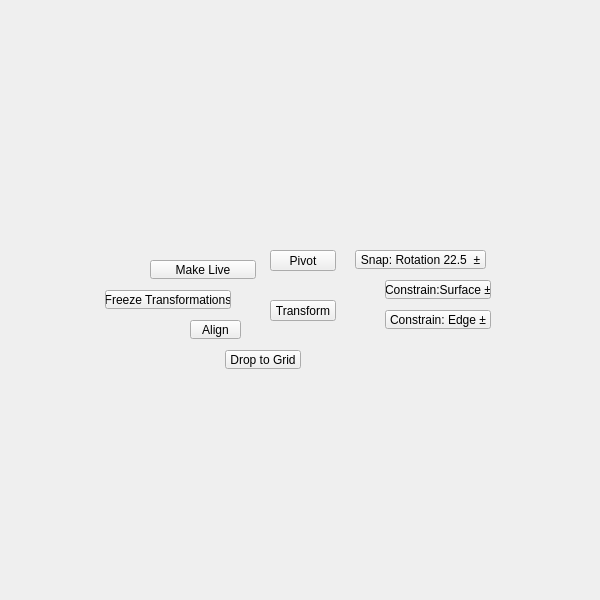
Old version of the form tentacle/ui/uiLevel_2/transform_submenu.ui in the repository m3trik/tentacle.
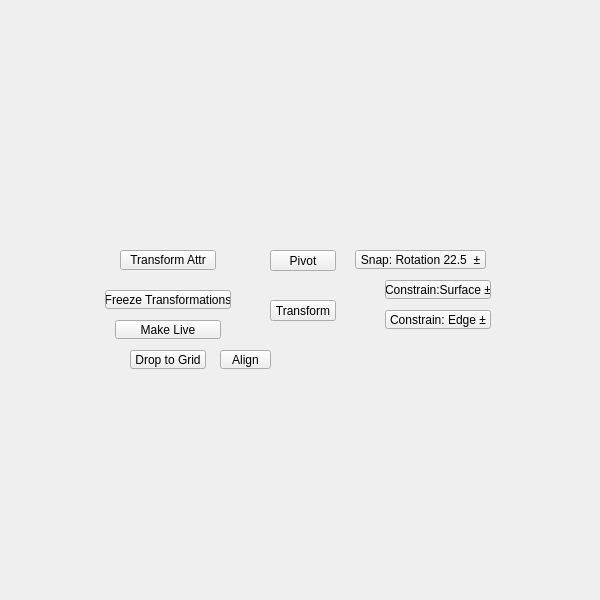
New version of the form. Custom widgets are drawn as their Qt base class.

Diff of the .ui file:
```diff
--- a/tentacle/ui/uiLevel_2/transform_submenu.ui
+++ b/tentacle/ui/uiLevel_2/transform_submenu.ui
@@ -124,7 +124,7 @@
     </property>
     <property name="geometry">
      <rect>
-      <x>225</x>
+      <x>130</x>
       <y>350</y>
       <width>76</width>
       <height>19</height>
@@ -195,8 +195,8 @@
     </property>
     <property name="geometry">
      <rect>
-      <x>150</x>
-      <y>260</y>
+      <x>115</x>
+      <y>320</y>
       <width>106</width>
       <height>19</height>
      </rect>
@@ -269,8 +269,8 @@
     </property>
     <property name="geometry">
      <rect>
-      <x>190</x>
-      <y>320</y>
+      <x>220</x>
+      <y>350</y>
       <width>51</width>
       <height>19</height>
      </rect>
@@ -380,6 +380,83 @@
      <bool>false</bool>
     </property>
    </widget>
+   <widget class="QPushButton" name="b000">
+    <property name="geometry">
+     <rect>
+      <x>120</x>
+      <y>250</y>
+      <width>96</width>
+      <height>20</height>
+     </rect>
+    </property>
+    <property name="minimumSize">
+     <size>
+      <width>0</width>
+      <height>20</height>
+     </size>
+    </property>
+    <property name="maximumSize">
+     <size>
+      <width>999</width>
+      <height>20</height>
+     </size>
+    </property>
+    <property name="palette">
+     <palette>
+      <active>
+       <colorrole role="Highlight">
+        <brush brushstyle="SolidPattern">
+         <color alpha="255">
+          <red>80</red>
+          <green>138</green>
+          <blue>255</blue>
+         </color>
+        </brush>
+       </colorrole>
+      </active>
+      <inactive>
+       <colorrole role="Highlight">
+        <brush brushstyle="SolidPattern">
+         <color alpha="255">
+          <red>80</red>
+          <green>138</green>
+          <blue>255</blue>
+         </color>
+        </brush>
+       </colorrole>
+      </inactive>
+      <disabled>
+       <colorrole role="Highlight">
+        <brush brushstyle="SolidPattern">
+         <color alpha="255">
+          <red>51</red>
+          <green>153</green>
+          <blue>255</blue>
+         </color>
+        </brush>
+       </colorrole>
+      </disabled>
+     </palette>
+    </property>
+    <property name="toolTip">
+     <string/>
+    </property>
+    <property name="text">
+     <string>Transform Attr</string>
+    </property>
+    <property name="autoDefault">
+     <bool>true</bool>
+    </property>
+    <property name="default">
+     <bool>false</bool>
+    </property>
+    <property name="flat">
+     <bool>false</bool>
+    </property>
+    <property name="bnabled" stdset="0">
+     <bool>true</bool>
+    </property>
+   </widget>
   </widget>
  </widget>
  <customwidgets>
```
